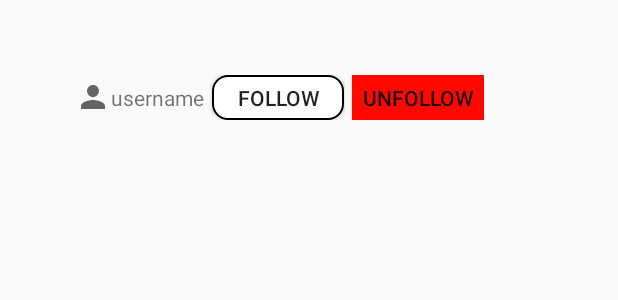
After one commit to JonathanRainee/BeeKeeb, an Android app: the layout activity_another_profile.xml on its own in the app's theme, with its tools: preview values and no code run, on a phone screen of 412 x 824 dp. The commit adds this screen. Shown: the top 300 px of the screen. Run offline under Robolectric (Android 15) with nearby library versions, the phone set to English and light mode, and no system bars.

Commit message:
other profilw

```diff
--- a/BeeKeeb/app/src/main/AndroidManifest.xml
+++ b/BeeKeeb/app/src/main/AndroidManifest.xml
@@ -11,6 +11,9 @@
         android:roundIcon="@mipmap/ic_launcher_round"
         android:supportsRtl="true"
         android:theme="@style/Theme.BeeKeeb">
+        <activity
+            android:name=".AnotherProfileActivity"
+            android:exported="false" />
         <activity
             android:name=".SearchActivity"
             android:exported="false" />
--- a/BeeKeeb/app/src/main/java/com/example/beekeeb/AnswerActivity.kt
+++ b/BeeKeeb/app/src/main/java/com/example/beekeeb/AnswerActivity.kt
@@ -43,10 +43,11 @@ class AnswerActivity : AppCompatActivity() {
         recyclerView.layoutManager = LinearLayoutManager(this)
 
         answerList = ArrayList()
-
+        answerList.clear()
         questionRef.get().addOnSuccessListener { doc ->
             if (doc != null){
                 val question = doc.data?.get("question").toString()
+
                 val sender = doc.data?.get("sender").toString()
 
                 binding.questionTV.text = question
--- a/BeeKeeb/app/src/main/java/com/example/beekeeb/CommentSectionActivity.kt
+++ b/BeeKeeb/app/src/main/java/com/example/beekeeb/CommentSectionActivity.kt
@@ -45,6 +45,7 @@ class CommentSectionActivity : AppCompatActivity() {
         recyclerView.layoutManager = LinearLayoutManager(this)
 
         questionsList = ArrayList()
+        questionsList.clear()
 
         var questionDocRef = db.collection("posts").document(postUID).collection("questions")
 
@@ -52,7 +53,7 @@ class CommentSectionActivity : AppCompatActivity() {
             if (e != null) {
                 return@addSnapshotListener
             }
-
+            questionsList.clear()
             for (doc in value!!) {
                 val sender = doc.data.get("sender").toString()
                 val question = doc.data.get("question").toString()
--- a/BeeKeeb/app/src/main/java/com/example/beekeeb/RegisterActivity.kt
+++ b/BeeKeeb/app/src/main/java/com/example/beekeeb/RegisterActivity.kt
@@ -30,6 +30,7 @@ class RegisterActivity : AppCompatActivity() {
             val pass = binding.etPass.text.toString()
             val username = binding.etFirstName.text.toString() + " " + binding.etLastName.text.toString()
             val phoneNum = binding.etPhone.text.toString()
+            val array = listOf("")
 
             if (email.isEmpty() || pass.isEmpty()){
                 Toast.makeText(this, "Please fill all of the required fields", Toast.LENGTH_SHORT).show()
@@ -48,7 +49,8 @@ class RegisterActivity : AppCompatActivity() {
                             "user_phone" to phoneNum,
                             "user_birthdate" to "",
                             "user_profile_picture" to "",
-                            "user_about" to ""
+                            "user_about" to "",
+                            "following" to array
                         )
                         db.collection("users").document(uid).set(data)
                             .addOnSuccessListener {
--- a/BeeKeeb/app/src/main/java/com/example/beekeeb/UpdateProfileActivity.kt
+++ b/BeeKeeb/app/src/main/java/com/example/beekeeb/UpdateProfileActivity.kt
@@ -35,7 +35,7 @@ class UpdateProfileActivity : AppCompatActivity() {
     private lateinit var email: String
     private lateinit var birthdate: String
     private lateinit var bio: String
-
+    private lateinit var following: List<String>
 
     override fun onCreate(savedInstanceState: Bundle?) {
         super.onCreate(savedInstanceState)
@@ -66,7 +66,8 @@ class UpdateProfileActivity : AppCompatActivity() {
                     birthdate = snapshot.data?.get("user_birthdate").toString()
                     val profilePic = snapshot.data?.get("user_profile_picture").toString()
                     bio = snapshot.data?.get("user_about").toString()
-                    currUser = User(username, email, phoneNum, birthdate, profilePic)
+                    following = snapshot.data?.get("following") as List<String>
+                    currUser = User(username, bio, email, phoneNum, birthdate, profilePic, following)
                     usernameParts = currUser.username.split(" ")
                     Log.d("firstname", usernameParts[0])
                     Log.d("lastname", usernameParts[0])
--- a/BeeKeeb/app/src/main/java/com/example/beekeeb/model/User.kt
+++ b/BeeKeeb/app/src/main/java/com/example/beekeeb/model/User.kt
@@ -3,4 +3,4 @@ package com.example.beekeeb.model
 import java.io.Serializable
 
 
-class User (val username: String, val email: String, val phoneNumber: String, val birthDate: String, val profilePicture: String ): Serializable {}
+class User (val username: String, val about: String, val email: String, val phoneNumber: String, val birthDate: String, val profilePicture: String, val likedBy: List<String>): Serializable {}
--- a/BeeKeeb/app/src/main/java/edu/bluejack22_1/BeeKeeb/frag/ProfileFragment.kt
+++ b/BeeKeeb/app/src/main/java/edu/bluejack22_1/BeeKeeb/frag/ProfileFragment.kt
@@ -48,6 +48,7 @@ class ProfileFragment : Fragment() {
     private lateinit var etPhone: EditText
     private lateinit var etBirthdate: DatePicker
     private lateinit var profView: View
+    private lateinit var following: List<String>
 
     override fun onCreate(savedInstanceState: Bundle?) {
         super.onCreate(savedInstanceState)
@@ -96,7 +97,9 @@ class ProfileFragment : Fragment() {
                     val phoneNum = snapshot.data?.get("user_phone").toString()
                     val birthdate = snapshot.data?.get("user_birthdate").toString()
                     val profilePic = snapshot.data?.get("user_profile_picture").toString()
-                    currUser = User(username, email, phoneNum, birthdate, profilePic)
+                    following = snapshot.data?.get("following") as List<String>
+                    val about = snapshot.data?.get("user_about").toString()
+                    currUser = User(username, about, email, phoneNum, birthdate, profilePic, following)
                     usernameParts = currUser.username.split(" ")
                     Log.d("firstname", usernameParts[0])
                     Log.d("lastname", usernameParts[0])
--- a/BeeKeeb/app/src/main/java/edu/bluejack22_1/BeeKeeb/frag/ProfileUserFragment.kt
+++ b/BeeKeeb/app/src/main/java/edu/bluejack22_1/BeeKeeb/frag/ProfileUserFragment.kt
@@ -71,6 +71,8 @@ class ProfileUserFragment : Fragment() {
     private lateinit var profileImg: ImageView
     private lateinit var settingIV: ImageView
     private lateinit var logoutBtn: Button
+
+    private lateinit var following: List<String>
 
     private lateinit var currUser: User
 
@@ -147,7 +149,9 @@ class ProfileUserFragment : Fragment() {
                     val phoneNum = snapshot.data?.get("user_phone").toString()
                     val birthdate = snapshot.data?.get("user_birthdate").toString()
                     val profilePic = snapshot.data?.get("user_profile_picture").toString()
-                    currUser = User(username, email, phoneNum, birthdate, profilePic)
+                    val about = snapshot.data?.get("user_about").toString()
+                    following = snapshot.data?.get("following") as List<String>
+                    currUser = User(username, about, email, phoneNum, birthdate, profilePic, following)
                     usernameTV.setText("Hello, ${currUser.username}")
                     if(currUser.profilePicture != ""){
                         Picasso.get().load(currUser.profilePicture).fit().centerCrop().into(profileImg)
--- /dev/null
+++ b/BeeKeeb/app/src/main/res/layout/activity_another_profile.xml
@@ -0,0 +1,57 @@
+<?xml version="1.0" encoding="utf-8"?>
+<FrameLayout xmlns:android="http://schemas.android.com/apk/res/android"
+    xmlns:app="http://schemas.android.com/apk/res-auto"
+    xmlns:tools="http://schemas.android.com/tools"
+    android:layout_width="match_parent"
+    android:layout_height="match_parent"
+    tools:context=".AnotherProfileActivity">
+
+    <LinearLayout
+        android:layout_width="match_parent"
+        android:layout_height="match_parent"
+        android:padding="50dp"
+        android:orientation="vertical">
+
+        <LinearLayout
+            android:layout_width="wrap_content"
+            android:gravity="center"
+            android:layout_height="wrap_content">
+
+            <ImageView
+                android:layout_width="wrap_content"
+                android:layout_height="wrap_content"
+                android:id="@+id/profileImv"
+                android:src="@drawable/ic_baseline_person_24"/>
+
+            <TextView
+                android:layout_width="wrap_content"
+                android:layout_height="wrap_content"
+                android:id="@+id/usernameTv"
+                android:text="username"/>
+
+            <Button
+                android:layout_width="wrap_content"
+                android:layout_height="30dp"
+                android:text="@string/follow"
+                android:layout_marginLeft="5dp"
+                android:background="@drawable/textfield_bg"
+                android:id="@+id/followBtn"/>
+
+            <Button
+                android:layout_width="wrap_content"
+                android:layout_height="30dp"
+                android:text="@string/unfollow"
+                android:layout_marginLeft="5dp"
+                android:background="@color/cancel_red"
+                android:id="@+id/unfollowBtn"/>
+        </LinearLayout>
+
+        <androidx.recyclerview.widget.RecyclerView
+            android:id="@+id/postRV"
+            android:layout_width="match_parent"
+            android:layout_height="match_parent"
+            android:layout_gravity="center_horizontal"/>
+
+    </LinearLayout>
+
+</FrameLayout>
--- a/BeeKeeb/app/src/main/res/values/strings.xml
+++ b/BeeKeeb/app/src/main/res/values/strings.xml
@@ -34,4 +34,8 @@
     <string name="inpSearch">Input keyword…</string>
     <string name="post">Post</string>
     <string name="user">User</string>
+
+    <!--    profile-->
+    <string name="follow">Follow</string>
+    <string name="unfollow">Unfollow</string>
 </resources>
```
Also changed, not shown: BeeKeeb/app/src/main/java/com/example/beekeeb/AnotherProfileActivity.kt (added, +144 -0 lines), BeeKeeb/app/src/main/java/com/example/beekeeb/adapter/ProfileAdapter.kt (added, +42 -0 lines), BeeKeeb/app/src/main/java/com/example/beekeeb/queries/QueriesUser.kt (+10 -4 lines), BeeKeeb/app/src/main/java/edu/bluejack22_1/BeeKeeb/frag/UsersearchFragment.kt (+56 -1 lines), BeeKeeb/app/src/main/res/layout/fragment_usersearch.xml (+7 -2 lines).
